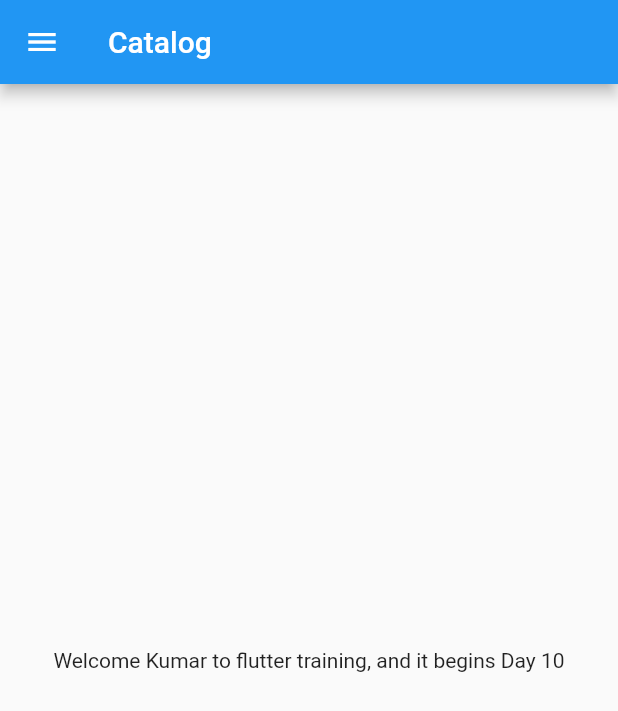
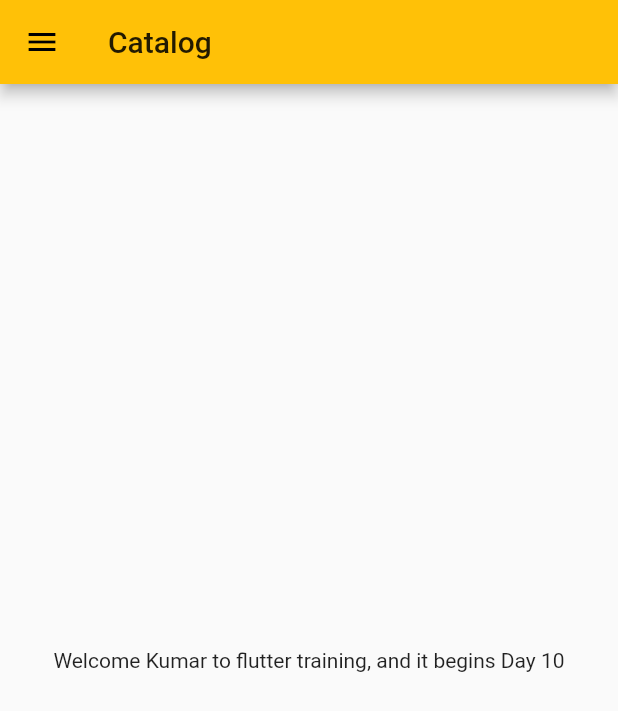
Before and after one commit to kumarktexas/fluterTutorial, a Flutter app: the screen it shows after launch, on a phone screen of 412 x 824 dp. Shown: the top 711 px of the screen. Run offline on Flutter 3.47's test engine with Material 2 defaults, Android fonts, the phone set to English and light mode, and no system bars; missing offline and left inert: dart:ffi.

Commit message:
Day 3 complete

```diff
--- a/lib/main.dart
+++ b/lib/main.dart
@@ -1,7 +1,8 @@
 import 'dart:ffi';
 
 import 'package:flutter/material.dart';
-import 'home_page.dart';
+import 'package:flutter_catalog/pages/login_page.dart';
+import 'pages/home_page.dart';
 
 void main() {
   runApp(MyApp());
@@ -11,7 +12,16 @@ class MyApp extends StatelessWidget {
   @override
   Widget build(BuildContext context) {
     return MaterialApp(
-      home: HomePage(),
-    );
+        themeMode: ThemeMode.light,
+        theme: ThemeData(primarySwatch: Colors.amber),
+        darkTheme: ThemeData(
+          brightness: Brightness.dark,
+        ),
+        initialRoute: "/home",
+        routes: {
+          "/": (context) => HomePage(),
+          "/login": (context) => LoginPage(),
+          "/home": (context) => HomePage()
+        });
   }
 }
```
Also changed, not shown: lib/pages/login_page.dart (added, +18 -0 lines), lib/pages/home_page.dart (renamed from lib/home_page.dart).
